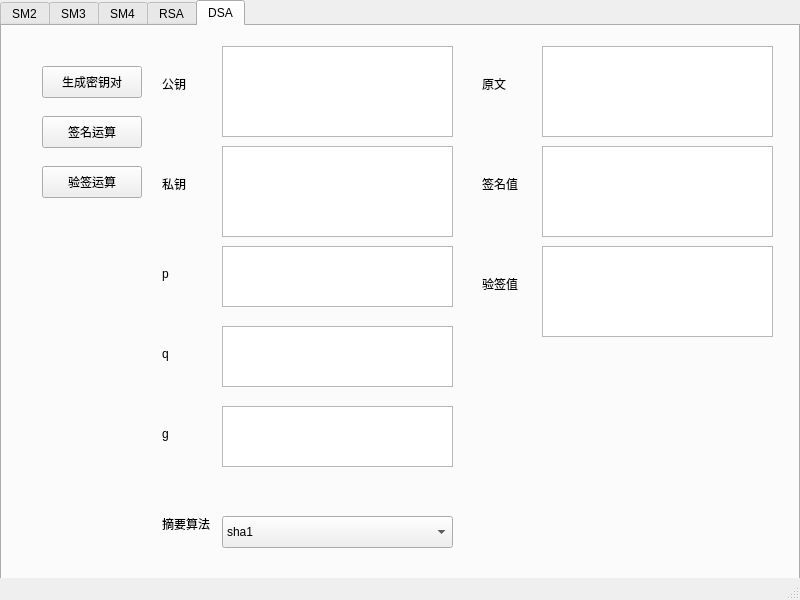
supermanc88/CryptoTool, file mainwindow.ui: the form before one commit.
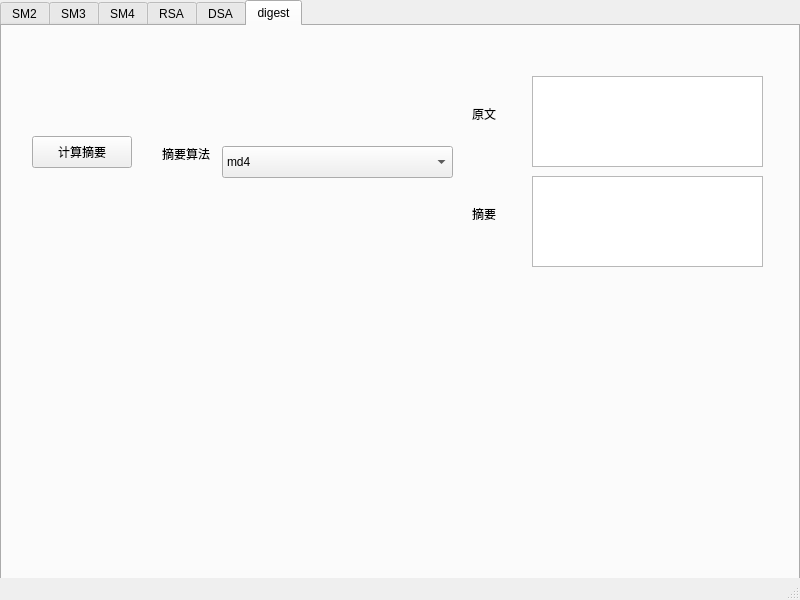
The form after the commit.

Commit message: 实现摘要算法

```diff
--- a/mainwindow.ui
+++ b/mainwindow.ui
@@ -30,7 +30,7 @@
      <enum>QTabWidget::TabShape::Rounded</enum>
     </property>
     <property name="currentIndex">
-     <number>4</number>
+     <number>5</number>
     </property>
     <widget class="QWidget" name="tab_sm2">
      <attribute name="title">
@@ -1174,6 +1174,188 @@
       </property>
      </widget>
     </widget>
+    <widget class="QWidget" name="tab_digest">
+     <attribute name="title">
+      <string>digest</string>
+     </attribute>
+     <widget class="QPushButton" name="pushButton_digest_calculate">
+      <property name="geometry">
+       <rect>
+        <x>30</x>
+        <y>110</y>
+        <width>100</width>
+        <height>32</height>
+       </rect>
+      </property>
+      <property name="text">
+       <string>计算摘要</string>
+      </property>
+     </widget>
+     <widget class="QLabel" name="label_37">
+      <property name="geometry">
+       <rect>
+        <x>470</x>
+        <y>180</y>
+        <width>58</width>
+        <height>16</height>
+       </rect>
+      </property>
+      <property name="text">
+       <string>摘要</string>
+      </property>
+     </widget>
+     <widget class="QTextEdit" name="textEdit_digest_result">
+      <property name="geometry">
+       <rect>
+        <x>530</x>
+        <y>150</y>
+        <width>231</width>
+        <height>91</height>
+       </rect>
+      </property>
+     </widget>
+     <widget class="QLabel" name="label_38">
+      <property name="geometry">
+       <rect>
+        <x>470</x>
+        <y>80</y>
+        <width>58</width>
+        <height>16</height>
+       </rect>
+      </property>
+      <property name="text">
+       <string>原文</string>
+      </property>
+     </widget>
+     <widget class="QTextEdit" name="textEdit_digest_plain">
+      <property name="geometry">
+       <rect>
+        <x>530</x>
+        <y>50</y>
+        <width>231</width>
+        <height>91</height>
+       </rect>
+      </property>
+     </widget>
+     <widget class="QLabel" name="label_39">
+      <property name="geometry">
+       <rect>
+        <x>160</x>
+        <y>120</y>
+        <width>58</width>
+        <height>16</height>
+       </rect>
+      </property>
+      <property name="text">
+       <string>摘要算法</string>
+      </property>
+     </widget>
+     <widget class="QComboBox" name="comboBox_digest_mode">
+      <property name="geometry">
+       <rect>
+        <x>220</x>
+        <y>120</y>
+        <width>231</width>
+        <height>32</height>
+       </rect>
+      </property>
+      <item>
+       <property name="text">
+        <string>md4</string>
+       </property>
+      </item>
+      <item>
+       <property name="text">
+        <string>md5</string>
+       </property>
+      </item>
+      <item>
+       <property name="text">
+        <string>mdc2</string>
+       </property>
+      </item>
+      <item>
+       <property name="text">
+        <string>sha1</string>
+       </property>
+      </item>
+      <item>
+       <property name="text">
+        <string>sha224</string>
+       </property>
+      </item>
+      <item>
+       <property name="text">
+        <string>sha256</string>
+       </property>
+      </item>
+      <item>
+       <property name="text">
+        <string>sha3-224</string>
+       </property>
+      </item>
+      <item>
+       <property name="text">
+        <string>sha3-256</string>
+       </property>
+      </item>
+      <item>
+       <property name="text">
+        <string>sha3-384</string>
+       </property>
+      </item>
+      <item>
+       <property name="text">
+        <string>sha3-512</string>
+       </property>
+      </item>
+      <item>
+       <property name="text">
+        <string>sha384</string>
+       </property>
+      </item>
+      <item>
+       <property name="text">
+        <string>sha512</string>
+       </property>
+      </item>
+      <item>
+       <property name="text">
+        <string>sha512-224</string>
+       </property>
+      </item>
+      <item>
+       <property name="text">
+        <string>sha512-256</string>
+       </property>
+      </item>
+      <item>
+       <property name="text">
+        <string>sm3</string>
+       </property>
+      </item>
+      <item>
+       <property name="text">
+        <string>blake2b512</string>
+       </property>
+      </item>
+      <item>
+       <property name="text">
+        <string>blake2s256</string>
+       </property>
+      </item>
+      <item>
+       <property name="text">
+        <string>shake128</string>
+       </property>
+      </item>
+      <item>
+       <property name="text">
+        <string>shake256</string>
+       </property>
+      </item>
+     </widget>
+    </widget>
    </widget>
   </widget>
   <widget class="QStatusBar" name="statusbar"/>
```
The commit also changes 2 other files.
